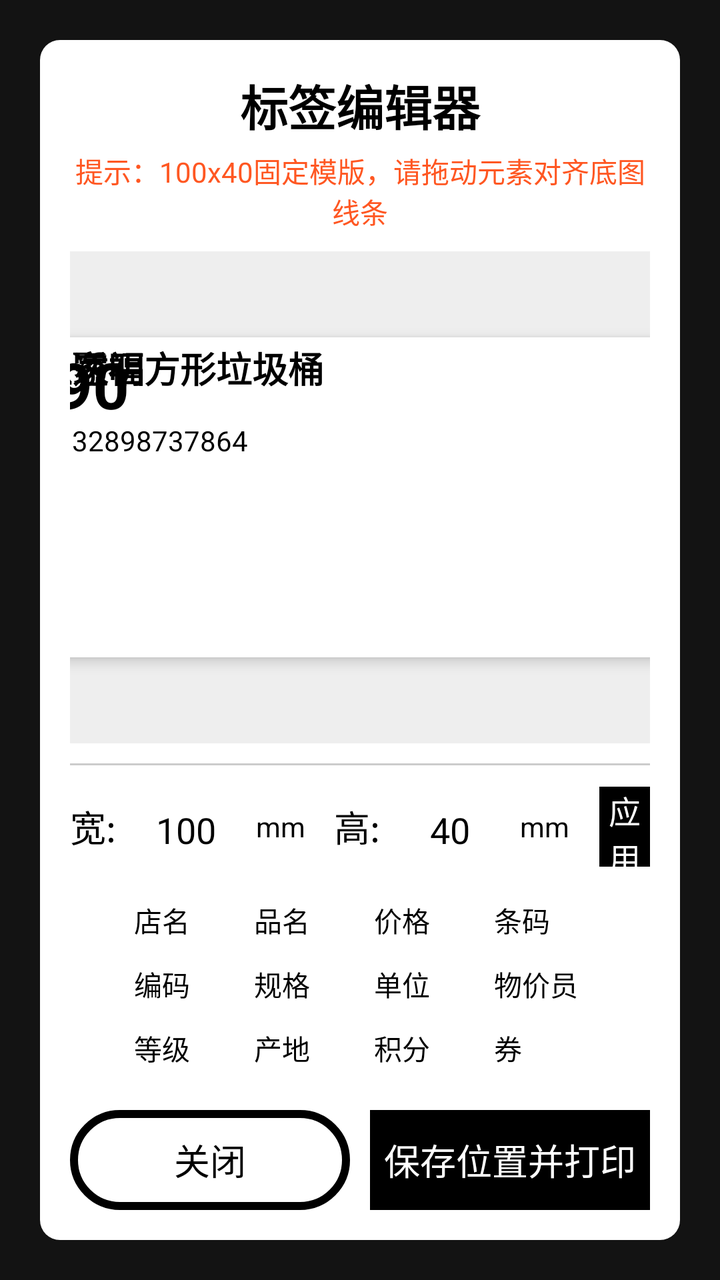
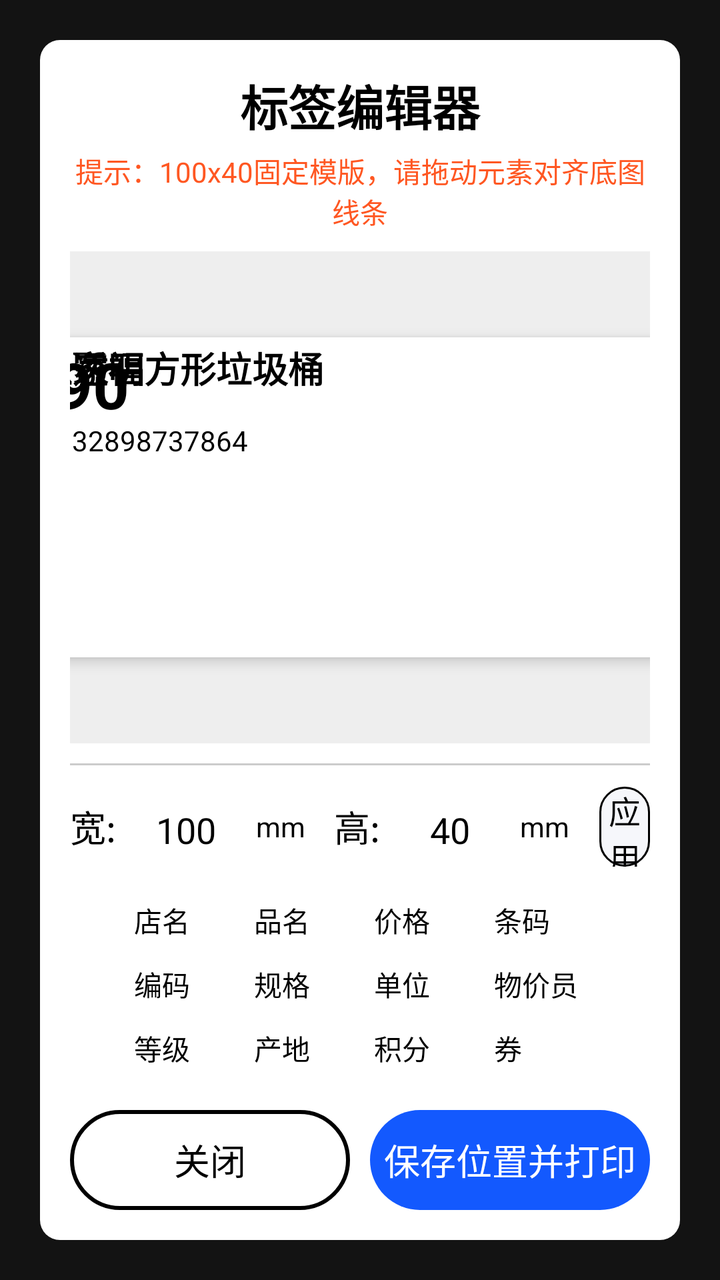

The first picture is an Android layout as it rendered before a commit; the second is the same layout after the commit. The layout source and the unified diff follow.
<!-- AndroidManifest.xml: application theme Base.Theme.UHMCS -->
<!-- res/layout/popupwindow_label_diy.xml -->
<?xml version="1.0" encoding="utf-8"?>
<LinearLayout xmlns:android="http://schemas.android.com/apk/res/android"
    android:orientation="vertical"
    android:layout_width="match_parent"
    android:layout_height="match_parent"
    android:background="#99000000"
    android:gravity="center">

    <LinearLayout
        android:layout_width="match_parent"
        android:layout_height="match_parent"
        android:layout_margin="20dp"
        android:background="@drawable/white_bg"
        android:orientation="vertical"
        android:padding="15dp">

        <TextView
            android:layout_width="match_parent"
            android:layout_height="wrap_content"
            android:text="标签编辑器"
            android:textSize="24sp"
            android:textColor="@color/black"
            android:gravity="center"
            android:textStyle="bold" />

        <TextView
            android:layout_width="match_parent"
            android:layout_height="wrap_content"
            android:text="提示：100x40固定模版，请拖动元素对齐底图线条"
            android:textSize="14sp"
            android:textColor="#FF5722"
            android:gravity="center"
            android:layout_marginTop="5dp"
            android:layout_marginBottom="10dp"/>

        <FrameLayout
            android:id="@+id/fl_container"
            android:layout_width="match_parent"
            android:layout_height="0dp"
            android:layout_weight="1"
            android:background="#11000000"
            android:layout_marginBottom="10dp">

            <FrameLayout
                android:id="@+id/layout_preview"
                android:layout_width="400dp"
                android:layout_height="160dp"
                android:layout_gravity="center"
                android:background="@color/white"
                android:elevation="4dp">

                <ImageView
                    android:id="@+id/iv_paper_background"
                    android:layout_width="match_parent"
                    android:layout_height="match_parent"
                    android:alpha="0.3"
                    android:scaleType="fitXY" />

                <TextView
                    android:id="@+id/tv_preview_shop"
                    android:layout_width="wrap_content"
                    android:layout_height="wrap_content"
                    android:text="优道佳家福"
                    android:textColor="@color/black"
                    android:textSize="18sp"
                    android:textStyle="bold"
                    android:padding="2dp" />

                <TextView
                    android:id="@+id/tv_preview_name"
                    android:layout_width="wrap_content"
                    android:layout_height="wrap_content"
                    android:maxLines="1"
                    android:ellipsize="end"
                    android:text="小国乐透明方形垃圾桶"
                    android:textColor="@color/black"
                    android:textSize="18sp"
                    android:textStyle="bold"
                    android:padding="2dp" />

                <TextView
                    android:id="@+id/tv_preview_price"
                    android:layout_width="wrap_content"
                    android:layout_height="wrap_content"
                    android:text="19.90"
                    android:textStyle="bold"
                    android:textColor="@color/black"
                    android:textSize="32sp"
                    android:padding="2dp" />

                <LinearLayout
                    android:id="@+id/layout_barcode_group"
                    android:layout_width="wrap_content"
                    android:layout_height="wrap_content"
                    android:gravity="center"
                    android:orientation="vertical"
                    android:padding="2dp">
                    <ImageView
                        android:id="@+id/iv_preview_barcode"
                        android:layout_width="180dp"
                        android:layout_height="40dp"
                        android:scaleType="fitXY" />
                    <TextView
                        android:id="@+id/tv_preview_code"
                        android:layout_width="wrap_content"
                        android:layout_height="wrap_content"
                        android:text="6932898737864"
                        android:textColor="@color/black"
                        android:textSize="14sp" />
                </LinearLayout>

                <TextView
                    android:id="@+id/tv_preview_sn"
                    android:layout_width="wrap_content"
                    android:layout_height="wrap_content"
                    android:text="12345678"
                    android:textColor="@color/black"
                    android:textSize="16sp"
                    android:padding="2dp" />

                <TextView
                    android:id="@+id/tv_preview_specs"
                    android:layout_width="wrap_content"
                    android:layout_height="wrap_content"
                    android:text="规格"
                    android:textColor="@color/black"
                    android:textSize="16sp"
                    android:padding="2dp" />

                <TextView
                    android:id="@+id/tv_preview_unit"
                    android:layout_width="wrap_content"
                    android:layout_height="wrap_content"
                    android:text="个"
                    android:textColor="@color/black"
                    android:textSize="16sp"
                    android:padding="2dp" />

                <TextView
                    android:id="@+id/tv_preview_staff"
                    android:layout_width="wrap_content"
                    android:layout_height="wrap_content"
                    android:text="物价员"
                    android:textColor="@color/black"
                    android:textSize="16sp"
                    android:padding="2dp" />

                <TextView
                    android:id="@+id/tv_preview_level"
                    android:layout_width="wrap_content"
                    android:layout_height="wrap_content"
                    android:text="合格品"
                    android:textColor="@color/black"
                    android:textSize="16sp"
                    android:padding="2dp" />

                <TextView
                    android:id="@+id/tv_preview_origin"
                    android:layout_width="wrap_content"
                    android:layout_height="wrap_content"
                    android:text="深圳"
                    android:textColor="@color/black"
                    android:textSize="16sp"
                    android:padding="2dp" />

                <TextView
                    android:id="@+id/tv_preview_points"
                    android:layout_width="wrap_content"
                    android:layout_height="wrap_content"
                    android:text="19.90"
                    android:textColor="@color/black"
                    android:textSize="16sp"
                    android:padding="2dp" />

                <TextView
                    android:id="@+id/tv_preview_coupon"
                    android:layout_width="wrap_content"
                    android:layout_height="wrap_content"
                    android:text="9.95"
                    android:textColor="@color/black"
                    android:textSize="16sp"
                    android:padding="2dp" />

            </FrameLayout>
        </FrameLayout>

        <View android:layout_width="match_parent" android:layout_height="1dp" android:background="#ccc" android:layout_marginBottom="10dp"/>

        <LinearLayout
            android:layout_width="match_parent"
            android:layout_height="wrap_content"
            android:orientation="horizontal"
            android:gravity="center_vertical"
            android:layout_marginBottom="10dp">
            <TextView
                android:layout_width="wrap_content"
                android:layout_height="wrap_content"
                android:text="宽:"
                android:textColor="@color/black"
                android:textSize="18sp"/>
            <EditText
                android:id="@+id/et_width"
                android:layout_width="70dp"
                android:layout_height="wrap_content"
                android:inputType="number"
                android:textColor="@color/black"
                android:textSize="18sp"
                android:gravity="center"
                android:text="100"/>
            <TextView
                android:layout_width="wrap_content"
                android:layout_height="wrap_content"
                android:text="mm"
                android:textColor="@color/black"
                android:textSize="14sp"/>

            <TextView
                android:layout_width="wrap_content"
                android:layout_height="wrap_content"
                android:text=" 高:"
                android:textColor="@color/black"
                android:textSize="18sp"
                android:layout_marginLeft="10dp"/>
            <EditText
                android:id="@+id/et_height"
                android:layout_width="70dp"
                android:layout_height="wrap_content"
                android:inputType="number"
                android:textColor="@color/black"
                android:textSize="18sp"
                android:gravity="center"
                android:text="40"/>
            <TextView
                android:layout_width="wrap_content"
                android:layout_height="wrap_content"
                android:text="mm"
                android:textColor="@color/black"
                android:textSize="14sp"/>

            <TextView
                android:id="@+id/btn_apply_size"
                android:layout_width="0dp"
                android:layout_weight="1"
                android:layout_height="40dp"
                android:layout_marginLeft="15dp"
                android:text="应用尺寸"
                android:gravity="center"
                android:textColor="@color/white"
                android:textSize="16sp"
                android:background="@color/black"/>
        </LinearLayout>



        <ScrollView
            android:layout_width="match_parent"
            android:layout_height="wrap_content"
            android:layout_marginBottom="5dp">
            <GridLayout
                android:layout_width="match_parent"
                android:layout_height="wrap_content"
                android:columnCount="4">
                <CheckBox android:id="@+id/cb_shop_name" android:text="店名" android:textColor="@color/black" />
                <CheckBox android:id="@+id/cb_product_name" android:text="品名" android:textColor="@color/black" />
                <CheckBox android:id="@+id/cb_price" android:text="价格" android:textColor="@color/black" />
                <CheckBox android:id="@+id/cb_barcode" android:text="条码" android:textColor="@color/black" />
                <CheckBox android:id="@+id/cb_sn" android:text="编码" android:textColor="@color/black" />
                <CheckBox android:id="@+id/cb_specs" android:text="规格" android:textColor="@color/black" />
                <CheckBox android:id="@+id/cb_unit" android:text="单位" android:textColor="@color/black" />
                <CheckBox android:id="@+id/cb_staff" android:text="物价员" android:textColor="@color/black" />
                <CheckBox android:id="@+id/cb_level" android:text="等级" android:textColor="@color/black" />
                <CheckBox android:id="@+id/cb_origin" android:text="产地" android:textColor="@color/black" />
                <CheckBox android:id="@+id/cb_points" android:text="积分" android:textColor="@color/black" />
                <CheckBox android:id="@+id/cb_coupon" android:text="券" android:textColor="@color/black" />
            </GridLayout>
        </ScrollView>

        <LinearLayout
            android:layout_width="match_parent"
            android:layout_height="50dp"
            android:layout_marginTop="10dp"
            android:orientation="horizontal">
            <TextView
                android:id="@+id/btn_cancel"
                android:layout_width="0dp"
                android:layout_weight="1"
                android:layout_height="match_parent"
                android:text="关闭"
                android:gravity="center"
                android:textSize="18sp"
                android:textColor="@color/black"
                android:background="@drawable/black_line"
                android:layout_marginRight="10dp"/>
            <TextView
                android:id="@+id/btn_print_preview"
                android:layout_width="0dp"
                android:layout_weight="1"
                android:layout_height="match_parent"
                android:text="保存位置并打印"
                android:gravity="center"
                android:textSize="18sp"
                android:textColor="@color/white"
                android:background="@color/black"/>
        </LinearLayout>
    </LinearLayout>
</LinearLayout>
<!-- resources referenced by this layout -->
<resources>
  <color name="black">#FF000000</color>
  <color name="white">#FFFFFFFF</color>
  <!-- drawable black_line (drawable) -->
  <shape xmlns:android="http://schemas.android.com/apk/res/android">
      <solid android:color="@color/white" /> 
      <corners android:radius="100dp" /> 
      <stroke android:width="4dp" android:color="@color/black" /> 
  </shape>
  <!-- drawable white_bg (drawable) -->
  <?xml version="1.0" encoding="UTF-8"?>
  <shape xmlns:android="http://schemas.android.com/apk/res/android"
      android:shape="rectangle" >
  
      
      <solid android:color="@color/white" />
      
  
  
      
  
      
      <corners android:radius="10dp" />
      
  
  
  
  
  
  
  </shape>
  <style name="Base.Theme.UHMCS" parent="Theme.AppCompat.NoActionBar">
          
          
          <item name="android:windowFullscreen">true</item>
          <item name="android:windowContentOverlay">@null</item>
          <item name="colorControlActivated">@color/black</item> 
  
  
  
  
      </style>
</resources>

<!-- the commit's change to res/layout/popupwindow_label_diy.xml (unified diff, before → after) -->
@@ -245,9 +245,9 @@
                 android:layout_marginLeft="15dp"
                 android:text="应用尺寸"
                 android:gravity="center"
-                android:textColor="@color/white"
+                android:textColor="@color/black"
                 android:textSize="16sp"
-                android:background="@color/black"/>
+                android:background="@drawable/black_line2"/>
         </LinearLayout>
 
 
@@ -300,7 +300,7 @@
                 android:gravity="center"
                 android:textSize="18sp"
                 android:textColor="@color/white"
-                android:background="@color/black"/>
+                android:background="@drawable/blue_bg5"/>
         </LinearLayout>
     </LinearLayout>
 </LinearLayout>
<!-- resource entries referenced after the edit -->
@@ -6,7 +6,35 @@
   <shape xmlns:android="http://schemas.android.com/apk/res/android">
       <solid android:color="@color/white" /> 
       <corners android:radius="100dp" /> 
-      <stroke android:width="4dp" android:color="@color/black" /> 
+      <stroke android:width="2dp" android:color="@color/black" /> 
+  </shape>
+  <!-- drawable black_line2 (drawable) -->
+  <shape xmlns:android="http://schemas.android.com/apk/res/android">
+      <solid android:color="#FFF6F7FB" /> 
+      <corners android:radius="231dp" /> 
+      <stroke android:width="1dp" android:color="@color/black" /> 
+  </shape>
+  <!-- drawable blue_bg5 (drawable) -->
+  <?xml version="1.0" encoding="UTF-8"?>
+  <shape xmlns:android="http://schemas.android.com/apk/res/android"
+      android:shape="rectangle" >
+  
+      
+      <solid android:color="#FF1359FE" />
+      
+  
+  
+      
+  
+      
+      <corners android:radius="300dp" />
+      
+  
+  
+  
+  
+  
+  
   </shape>
   <!-- drawable white_bg (drawable) -->
   <?xml version="1.0" encoding="UTF-8"?>
